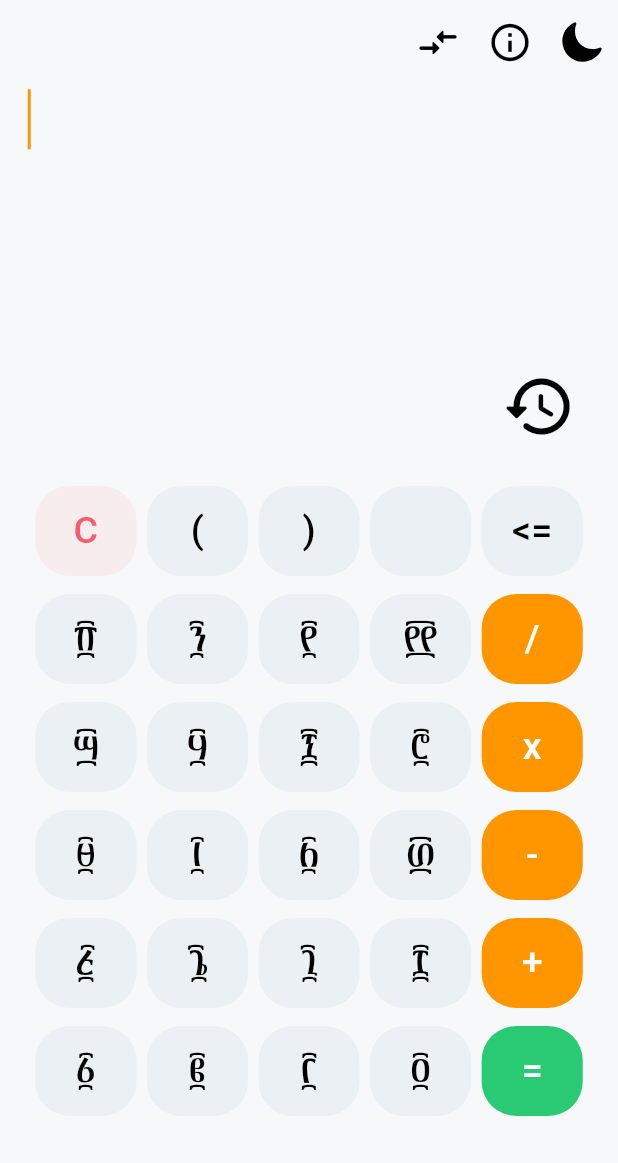
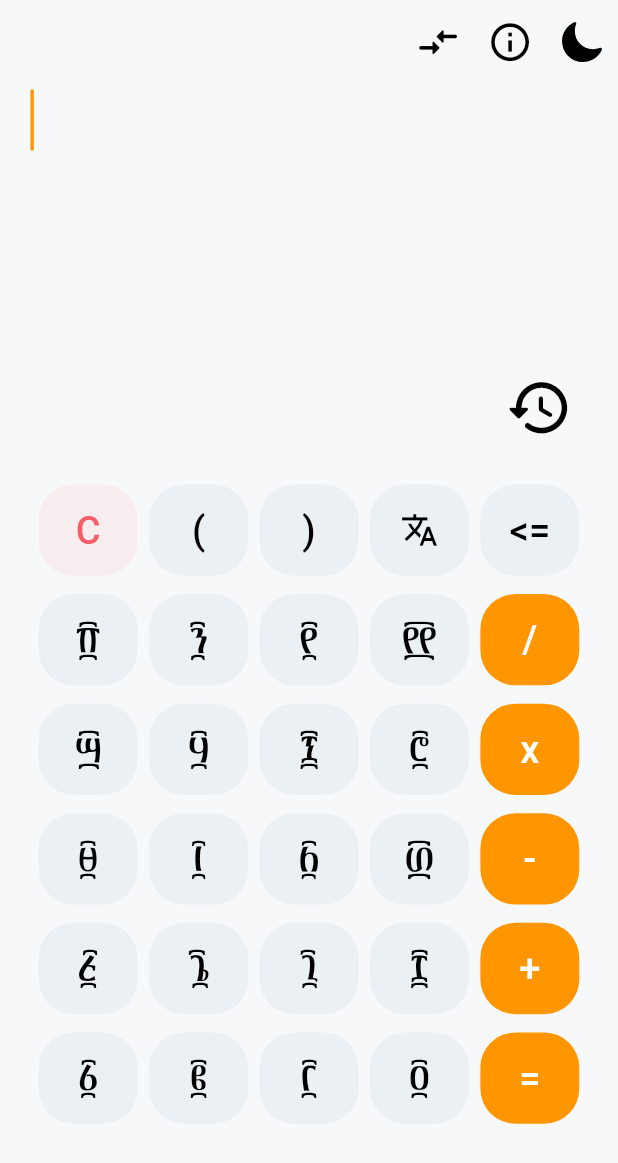
Before and after one commit to DagmMesfin/geez_calculator_v2, a Flutter app: the screen it shows after launch, on a phone screen of 412 x 824 dp. Shown: the top 1163 px of the screen. Run offline on Flutter 3.47's test engine with Material 3 defaults, Android fonts, the phone set to English and light mode, and no system bars; our stand-ins replace flutter_screenutil, ionicons, math_expressions; missing offline and left inert: fraction, geez; Roboto replaces fonts that are missing (Calibri); project files that could hold a hidden picture were left out.

Commit message:
feat: result showing on both geez and arab numerals

```diff
--- /dev/null
+++ b/flutter_launcher_icons.yaml
@@ -0,0 +1,4 @@
+flutter_launcher_icons:
+  android: "launcher_icon"
+  ios: true
+  image_path: "assets/icons/Frame 5.png"
--- a/lib/main.dart
+++ b/lib/main.dart
@@ -6,6 +6,7 @@
 import 'package:geez_calculator_v2/state/history_provider.dart';
 import 'package:ionicons/ionicons.dart';
 import 'package:provider/provider.dart';
+import 'package:flutter_screenutil/flutter_screenutil.dart';
 
 void main() {
   runApp(
@@ -27,6 +28,11 @@
   Widget build(BuildContext context) {
     return Consumer<ThemeNotifier>(
       builder: (context, themeNotifier, child) {
+        return ScreenUtilInit(
+          designSize: const Size(375, 812), // iPhone X design size
+          minTextAdapt: true,
+          splitScreenMode: true,
+          builder: (context, child) {
             return MaterialApp(
               title: 'Geez Calculator',
               debugShowCheckedModeBanner: false,
@@ -37,5 +43,7 @@
             );
           },
         );
+      },
+    );
   }
 }
--- a/lib/screen/calculator/calculator.dart
+++ b/lib/screen/calculator/calculator.dart
@@ -7,6 +7,7 @@ import 'package:geez_calculator_v2/state/history_provider.dart';
 import 'package:geez_calculator_v2/widgets/calbutton.dart';
 import 'package:ionicons/ionicons.dart';
 import 'package:provider/provider.dart';
+import 'package:flutter_screenutil/flutter_screenutil.dart';
 
 class CalculateScreen extends StatefulWidget {
   const CalculateScreen({super.key});
@@ -18,28 +19,28 @@ class CalculateScreen extends StatefulWidget {
 class _CalculateScreenState extends State<CalculateScreen> {
   String expresso = "";
   String resulto = "";
+  bool showGeezResult = false;
 
   @override
   Widget build(BuildContext context) {
     ThemeNotifier themeNotifier = Provider.of<ThemeNotifier>(context);
     ThemeData theme = Theme.of(context);
     ColorScheme colors = theme.colorScheme;
-    Size size = MediaQuery.of(context).size;
 
     double _getResultFontSize(String result) {
       int length = result.length;
       if (length <= 10) {
-        return 50.0; // Default font size
+        return 50.sp;
       } else if (length <= 15) {
-        return 40.0; // Slightly smaller
+        return 40.sp;
       } else if (length <= 20) {
-        return 30.0; // Even smaller
+        return 30.sp;
       } else {
-        return 24.0; // Smallest size for very long results
+        return 24.sp;
       }
     }
 
-    double historyPanelHeight = size.height * 0.55;
+    double historyPanelHeight = 0.55.sh;
 
     return Scaffold(
       appBar: AppBar(
@@ -53,7 +54,7 @@ class _CalculateScreenState extends State<CalculateScreen> {
                 MaterialPageRoute(builder: (context) => ConverterScreen()),
               );
             },
-            icon: const Icon(Icons.compare_arrows_rounded, size: 30),
+            icon: Icon(Icons.compare_arrows_rounded, size: 30.sp),
             color: colors.onSurface,
           ),
           IconButton(
@@ -63,14 +64,14 @@ class _CalculateScreenState extends State<CalculateScreen> {
                 MaterialPageRoute(builder: (context) => AboutMeScreen()),
               );
             },
-            icon: const Icon(Icons.info_outline, size: 30),
+            icon: Icon(Icons.info_outline, size: 30.sp),
             color: colors.onSurface,
           ),
           IconButton(
             onPressed: () {
               Provider.of<ThemeNotifier>(context, listen: false).toggleTheme();
             },
-            icon: const Icon(Ionicons.moon, size: 30),
+            icon: Icon(Ionicons.moon, size: 30.sp),
             color: colors.onSurface,
           ),
         ],
@@ -80,7 +81,7 @@ class _CalculateScreenState extends State<CalculateScreen> {
           Column(
             children: [
               Container(
-                width: size.width - 33,
+                width: 1.sw - 33.w,
                 alignment: Alignment.centerRight,
                 child: Column(
                   children: [
@@ -89,15 +90,15 @@ class _CalculateScreenState extends State<CalculateScreen> {
                         Text(
                           expresso,
                           style: TextStyle(
-                            fontSize: 33,
+                            fontSize: 33.sp,
                             fontFamily: "Abay",
-                            color: colors.onSurface, // Use theme color
+                            color: colors.onSurface,
                           ),
                         ),
-                        const SizedBox(width: 2),
+                        SizedBox(width: 2.w),
                         Container(
-                          height: 40,
-                          width: 2,
+                          height: 40.h,
+                          width: 2.w,
                           color: colors.primary,
                         ),
                       ],
@@ -105,24 +106,25 @@ class _CalculateScreenState extends State<CalculateScreen> {
                   ],
                 ),
               ),
-              const SizedBox(height: 10),
+              SizedBox(height: 10.h),
               Container(
-                width: size.width - 33,
-                height: 60,
+                width: 1.sw - 33.w,
+                height: 60.h,
                 alignment: Alignment.centerRight,
                 child: Text(
                   resulto,
                   style: TextStyle(
                     fontSize: _getResultFontSize(resulto),
-                    color: colors.onSurface, // Use theme color
+                    fontFamily: showGeezResult ? "Abay" : "Roboto",
+                    color: colors.onSurface,
                   ),
                 ),
               ),
-              const SizedBox(height: 40),
+              SizedBox(height: 40.h),
               Expanded(
                 child: Container(
                   padding:
-                      const EdgeInsets.symmetric(horizontal: 20, vertical: 25),
+                      EdgeInsets.symmetric(horizontal: 20.w, vertical: 25.h),
                   alignment: Alignment.bottomCenter,
                   child: Column(
                     children: [
@@ -132,8 +134,8 @@ class _CalculateScreenState extends State<CalculateScreen> {
                           IconButton(
                             icon: Icon(
                               Icons.history_rounded,
-                              size: 50,
-                              color: colors.onSurface, // Use theme color
+                              size: 45.sp,
+                              color: colors.onSurface,
                             ),
                             onPressed: () {
                               Provider.of<HistoryProvider>(context,
@@ -143,8 +145,13 @@ class _CalculateScreenState extends State<CalculateScreen> {
                           ),
                         ],
                       ),
-                      const SizedBox(height: 14),
+                      SizedBox(height: 14.h),
                       CalculatorPanel(
+                        onShowGeezResult: (bool value) {
+                          setState(() {
+                            showGeezResult = value;
+                          });
+                        },
                         colors: colors,
                         expresso: expresso,
                         resulto: resulto,
@@ -164,6 +171,7 @@ class _CalculateScreenState extends State<CalculateScreen> {
                                 .addCalculation(expresso, resulto);
                           });
                         },
+                        showGeezResult: showGeezResult,
                       ),
                     ],
                   ),
@@ -171,39 +179,36 @@ class _CalculateScreenState extends State<CalculateScreen> {
               ),
             ],
           ),
-          // Sliding History Panel
           Consumer<HistoryProvider>(
             builder: (context, historyProvider, child) {
               return AnimatedPositioned(
                 duration: const Duration(milliseconds: 300),
                 curve: Curves.easeInOut,
                 bottom: 0,
-                right: historyProvider.isHistoryVisible ? 0 : -300,
-                width: 300,
+                right: historyProvider.isHistoryVisible ? 0 : -300.w,
+                width: 300.w,
                 height: historyPanelHeight,
                 child: Container(
-                  color: colors.surface, // Use theme surface color
+                  color: colors.surface,
                   child: Column(
                     children: [
                       Container(
-                        padding: const EdgeInsets.all(10),
-                        color: colors
-                            .tertiary, // Use theme tertiary color for header
+                        padding: EdgeInsets.all(10.r),
+                        color: colors.tertiary,
                         child: Row(
                           mainAxisAlignment: MainAxisAlignment.spaceBetween,
                           children: [
                             Text(
                               'History',
                               style: TextStyle(
-                                fontSize: 20,
+                                fontSize: 20.sp,
                                 fontWeight: FontWeight.bold,
                                 color: colors.onSurface,
                               ),
                             ),
                             TextButton(
                               style: TextButton.styleFrom(
-                                foregroundColor: colors
-                                    .onTertiary, // Use onTertiary for text
+                                foregroundColor: colors.onTertiary,
                               ),
                               onPressed: () {
                                 historyProvider.clearHistory();
@@ -227,13 +232,13 @@ class _CalculateScreenState extends State<CalculateScreen> {
                                 itemBuilder: (context, index) {
                                   final calc = historyProvider.history[index];
                                   return Container(
-                                    padding: const EdgeInsets.symmetric(
-                                        vertical: 8, horizontal: 12),
+                                    padding: EdgeInsets.symmetric(
+                                        vertical: 8.h, horizontal: 12.w),
                                     decoration: BoxDecoration(
                                       border: Border(
                                         bottom: BorderSide(
-                                          color: colors.onSurface.withOpacity(
-                                              0.2), // Subtle divider
+                                          color:
+                                              colors.onSurface.withOpacity(0.2),
                                         ),
                                       ),
                                     ),
@@ -244,15 +249,15 @@ class _CalculateScreenState extends State<CalculateScreen> {
                                         Text(
                                           calc.expression,
                                           style: TextStyle(
-                                            fontSize: 14,
+                                            fontSize: 14.sp,
                                             color: colors.onSurface,
                                           ),
                                         ),
-                                        const SizedBox(height: 4),
+                                        SizedBox(height: 4.h),
                                         Text(
                                           calc.result,
                                           style: TextStyle(
-                                            fontSize: 20,
+                                            fontSize: 20.sp,
                                             fontWeight: FontWeight.bold,
                                             color: colors.onSurface,
                                           ),
@@ -260,7 +265,7 @@ class _CalculateScreenState extends State<CalculateScreen> {
                                         Text(
                                           _formatTimestamp(calc.timestamp),
                                           style: TextStyle(
-                                            fontSize: 10,
+                                            fontSize: 10.sp,
                                             color: colors.onSurface
                                                 .withOpacity(0.7),
                                           ),
--- a/lib/widgets/calbutton.dart
+++ b/lib/widgets/calbutton.dart
@@ -1,20 +1,40 @@
 import 'package:flutter/material.dart';
+import 'package:flutter_screenutil/flutter_screenutil.dart';
 
 Widget CalButton(
     String text, Color textcol, Color bgcol, String fontfam, Function() onTap,
     {double fontsize = 25}) {
   return Container(
-    height: 60,
+    height: 60.h,
     decoration:
-        BoxDecoration(color: bgcol, borderRadius: BorderRadius.circular(23)),
-    margin: EdgeInsets.symmetric(horizontal: 3.5, vertical: 6),
+        BoxDecoration(color: bgcol, borderRadius: BorderRadius.circular(23.r)),
+    margin: EdgeInsets.symmetric(horizontal: 3.5.w, vertical: 6.h),
     child: TextButton(
       onPressed: onTap,
       child: Text(
         text,
-        style:
-            TextStyle(fontSize: fontsize, color: textcol, fontFamily: fontfam),
+        style: TextStyle(
+            fontSize: fontsize.sp, color: textcol, fontFamily: fontfam),
       ),
     ),
   );
 }
+
+Widget ActButton(String text, Color textcol, Color bgcol, String fontfam,
+    bool showGeezResult, Function() onTap,
+    {double fontsize = 25}) {
+  return Container(
+    height: 60.h,
+    decoration:
+        BoxDecoration(color: bgcol, borderRadius: BorderRadius.circular(23.r)),
+    margin: EdgeInsets.symmetric(horizontal: 3.5.w, vertical: 6.h),
+    child: IconButton(
+      onPressed: onTap,
+      icon: Icon(
+        showGeezResult ? Icons.numbers : Icons.translate,
+        size: fontsize.sp,
+        color: textcol,
+      ),
+    ),
+  );
+}
--- a/pubspec.yaml
+++ b/pubspec.yaml
@@ -42,6 +42,9 @@ dependencies:
     git:
       url: https://github.com/DagmMesfin/geez-sdk.git
       ref: main
+  flutter_screenutil: ^5.9.3
+  rational: ^2.1.0
+  fraction: ^2.0.1
 
 
 dev_dependencies:
```
Also changed, not shown: lib/misc/fraction_utils.dart (added, +41 -0 lines), lib/misc/geez_converter.dart (added, +48 -0 lines), lib/screen/about_me.dart (+21 -20 lines), lib/screen/calculator/calculator_panel.dart (+65 -25 lines), lib/screen/converter/converter_panel.dart (+5 -4 lines), lib/screen/converter/converter_panel_arab.dart (+4 -3 lines), lib/screen/converter/converter_screen.dart (+36 -39 lines), pubspec.lock, 12 other files. Lines whose indentation alone changed are shown as unchanged.
